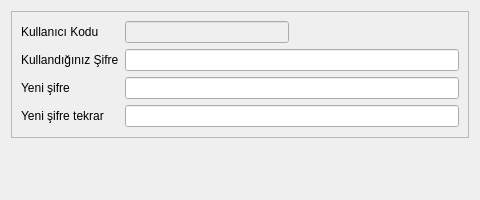
adakteknoloji/FRAMEWORK, file YONETIM/sifre_degistirme_batch.ui: the form before one commit.
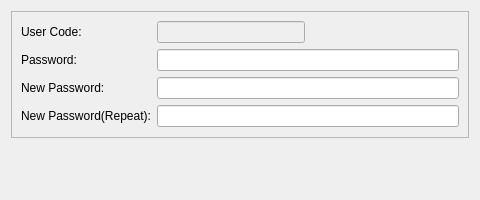
The form after the commit.

Commit message: Şifre Değiştirme ekranı çevirisi yapıldı

Patch:
```diff
--- a/YONETIM/sifre_degistirme_batch.ui
+++ b/YONETIM/sifre_degistirme_batch.ui
@@ -59,7 +59,7 @@
          </sizepolicy>
         </property>
         <property name="text">
-         <string>Kullanıcı Kodu </string>
+         <string>User Code:</string>
         </property>
        </widget>
       </item>
@@ -79,7 +79,7 @@
          </sizepolicy>
         </property>
         <property name="text">
-         <string>Yeni şifre </string>
+         <string>New Password:</string>
         </property>
        </widget>
       </item>
@@ -99,7 +99,7 @@
          </sizepolicy>
         </property>
         <property name="text">
-         <string>Yeni şifre tekrar </string>
+         <string>New Password(Repeat):</string>
         </property>
        </widget>
       </item>
@@ -132,7 +132,7 @@
          </sizepolicy>
         </property>
         <property name="text">
-         <string>Kullandığınız Şifre</string>
+         <string>Password:</string>
         </property>
        </widget>
       </item>
```
Left out of the diff: 2 changed lines with no effect on the pictures. The commit also changes 1 other file.
